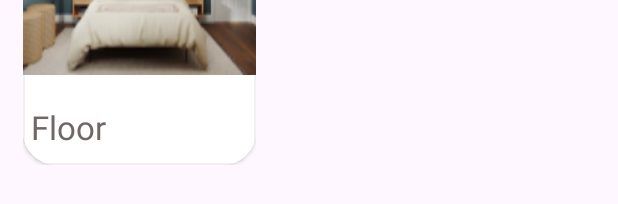
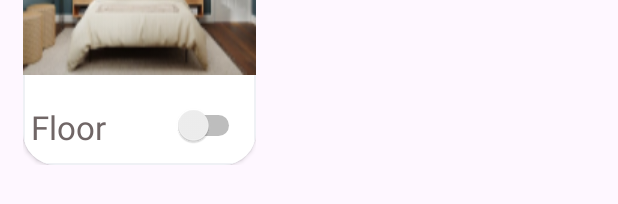
Before and after one commit to MinhHien39/RemoteHomeElectricalControl, an Android app: the layout item_device_recycler.xml on its own in the app's theme, with its tools: preview values and no code run, on a phone screen of 412 x 824 dp. Shown: the part 173-377 px from the top of the screen. Run offline under Robolectric (Android 15) with nearby library versions, the phone set to English and light mode, and no system bars.

Commit message:
C5.1 - Update Room & Device

```diff
--- a/app/src/main/res/layout/item_device_recycler.xml
+++ b/app/src/main/res/layout/item_device_recycler.xml
@@ -37,17 +37,25 @@
                 android:id="@+id/txtNameDevice"
                 android:layout_marginTop="20dp"
                 android:layout_below="@id/imgDevice"/>
-            <TextView
+<!--            <TextView-->
+<!--                android:layout_width="wrap_content"-->
+<!--                android:layout_height="wrap_content"-->
+<!--                android:text=""-->
+<!--                android:textColor="#706666"-->
+<!--                android:textSize="22dp"-->
+<!--                android:id="@+id/txtIdFloor"-->
+<!--                android:layout_marginTop="20dp"-->
+<!--                android:layout_below="@id/imgDevice"-->
+<!--                android:layout_marginLeft="5dp"-->
+<!--                android:layout_toRightOf="@id/txtNameDevice"/>-->
+            <Switch
                 android:layout_width="wrap_content"
                 android:layout_height="wrap_content"
-                android:text=""
-                android:textColor="#706666"
-                android:textSize="22dp"
-                android:id="@+id/txtIdFloor"
+                android:id="@+id/sw"
                 android:layout_marginTop="20dp"
-                android:layout_below="@id/imgDevice"
-                android:layout_marginLeft="5dp"
-                android:layout_toRightOf="@id/txtNameDevice"/>
+                android:layout_marginLeft="100dp"
+                android:layout_below="@id/imgDevice"/>
+
         </RelativeLayout>
 
     </androidx.cardview.widget.CardView>
```
Also changed, not shown: app/src/main/java/com/example/remotehomeelectricalcontrolsystem/Adapter/FloorAdapter.java (+12 -0 lines), app/src/main/java/com/example/remotehomeelectricalcontrolsystem/Adapter/RoomAdapter.java (+6 -1 lines), app/src/main/java/com/example/remotehomeelectricalcontrolsystem/FloorActivity1.java (+5 -15 lines), app/src/main/java/com/example/remotehomeelectricalcontrolsystem/FloorActivity2.java (+23 -4 lines), app/src/main/java/com/example/remotehomeelectricalcontrolsystem/Model/Devices.java (+11 -1 lines), app/src/main/java/com/example/remotehomeelectricalcontrolsystem/RoomActivity.java (+35 -18 lines).
